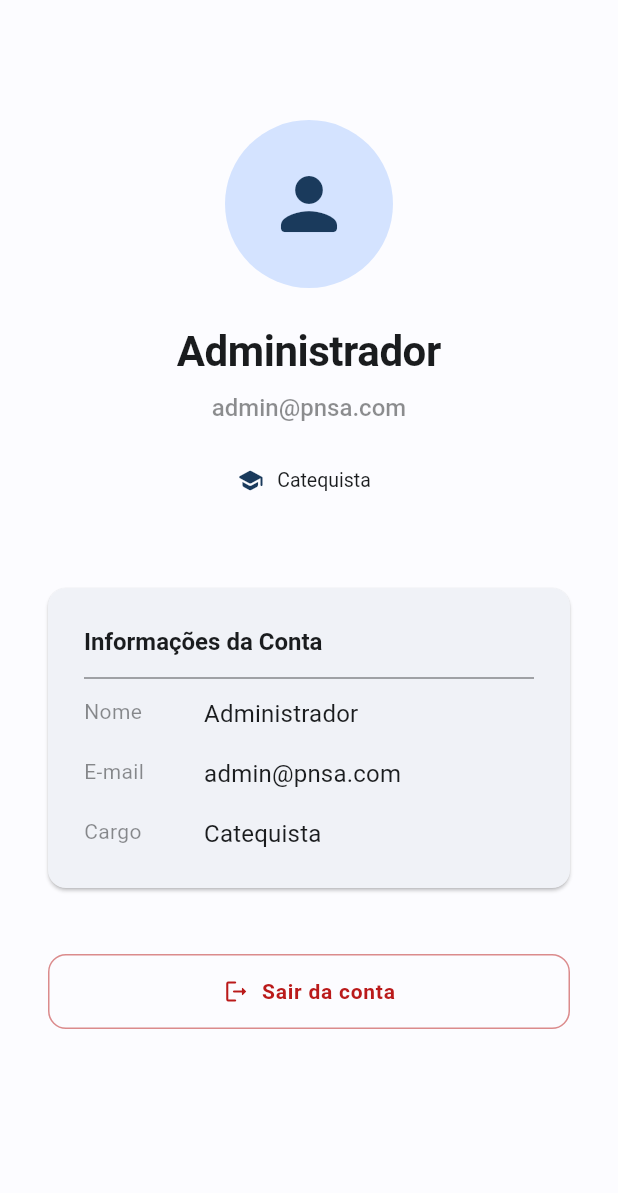
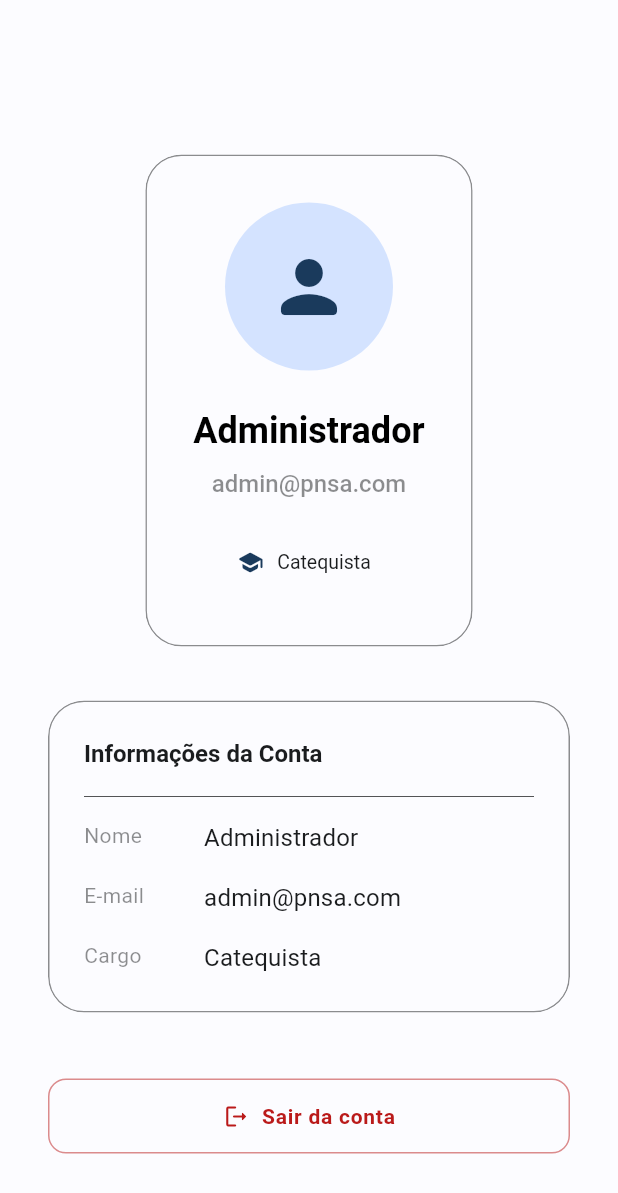
Before and after one commit to DionatanPO/projeto-pnsa-catequese, a Flutter app: the ProfilePage widget shown alone on an empty page, opened directly with empty values, on a phone screen of 412 x 824 dp. Shown: the top 1193 px of the screen. Run offline on Flutter 3.47's test engine with Material 3 defaults, Android fonts, the phone set to English and light mode, and no system bars; our stand-ins replace file_picker, get, mask_text_input_formatter, pdf, printing.

Commit message:
feat: improve responsiveness and professionalism of profile view on larger screens

```diff
--- a/lib/app/modules/profile/views/profile_page.dart
+++ b/lib/app/modules/profile/views/profile_page.dart
@@ -15,11 +15,24 @@ class ProfilePage extends StatelessWidget {
       id: 'profile',
       builder: (_) {
         final profile = vm.profile.value;
-        return SingleChildScrollView(
+        return Center(
+          child: ConstrainedBox(
+            constraints: const BoxConstraints(maxWidth: 600),
+            child: SingleChildScrollView(
               padding: const EdgeInsets.all(32),
               child: Column(
                 children: [
                   const SizedBox(height: 48),
+                  Card(
+                    elevation: 0,
+                    shape: RoundedRectangleBorder(
+                      borderRadius: BorderRadius.circular(24),
+                      side: BorderSide(color: theme.colorScheme.outlineVariant.withOpacity(0.5)),
+                    ),
+                    child: Padding(
+                      padding: const EdgeInsets.all(32),
+                      child: Column(
+                        children: [
                           CircleAvatar(
                             radius: 56,
                             backgroundColor: theme.colorScheme.primaryContainer,
@@ -32,7 +45,7 @@ class ProfilePage extends StatelessWidget {
                           const SizedBox(height: 24),
                           Text(
                             profile.name,
-                style: theme.textTheme.headlineMedium?.copyWith(
+                            style: theme.textTheme.headlineSmall?.copyWith(
                               fontWeight: FontWeight.w600,
                             ),
                           ),
@@ -43,7 +56,7 @@ class ProfilePage extends StatelessWidget {
                               color: theme.colorScheme.onSurface.withOpacity(0.5),
                             ),
                           ),
-              const SizedBox(height: 12),
+                          const SizedBox(height: 16),
                           Chip(
                             label: Text(profile.role),
                             avatar: Icon(
@@ -52,8 +65,17 @@ class ProfilePage extends StatelessWidget {
                               color: theme.colorScheme.primary,
                             ),
                           ),
-              const SizedBox(height: 48),
+                        ],
+                      ),
+                    ),
+                  ),
+                  const SizedBox(height: 24),
                   Card(
+                    elevation: 0,
+                    shape: RoundedRectangleBorder(
+                      borderRadius: BorderRadius.circular(24),
+                      side: BorderSide(color: theme.colorScheme.outlineVariant.withOpacity(0.5)),
+                    ),
                     child: Padding(
                       padding: const EdgeInsets.all(24),
                       child: Column(
@@ -65,7 +87,7 @@ class ProfilePage extends StatelessWidget {
                               fontWeight: FontWeight.w600,
                             ),
                           ),
-                      const Divider(height: 24),
+                          const Divider(height: 32),
                           _ProfileRow(label: 'Nome', value: profile.name),
                           const SizedBox(height: 16),
                           _ProfileRow(label: 'E-mail', value: profile.email),
@@ -93,6 +115,8 @@ class ProfilePage extends StatelessWidget {
                     ),
                   ),
                 ],
+              ),
+            ),
           ),
         );
       },
```
Lines whose indentation alone changed are shown as unchanged.
